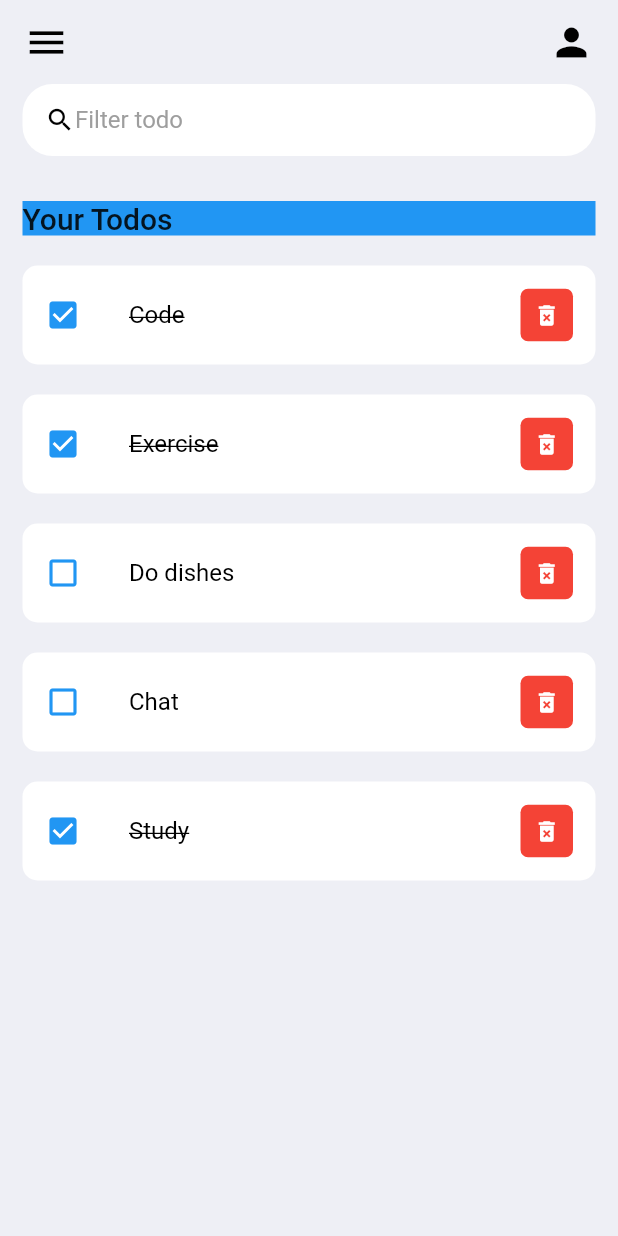
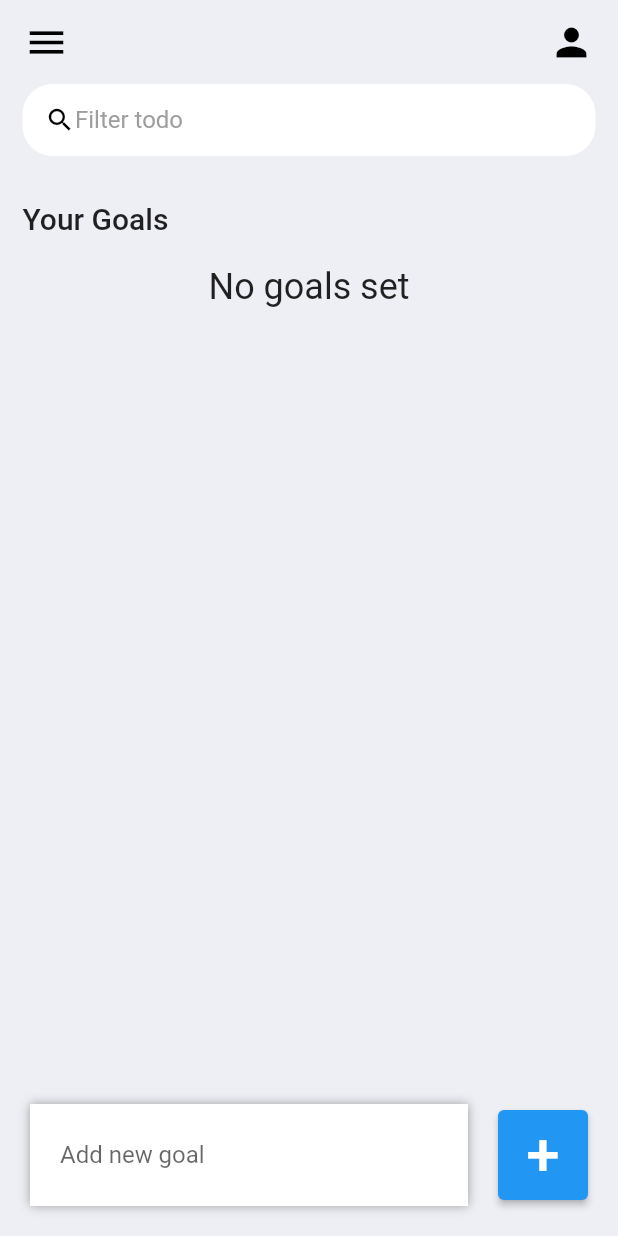
Before and after one commit to danielsumah/flutter-todo, a Flutter app: the screen it shows after launch, on a phone screen of 412 x 824 dp. Run offline on Flutter 3.47's test engine with Material 2 defaults, Android fonts, the phone set to English and light mode, and no system bars.

Commit message:
todo functionalities created

```diff
--- a/lib/model/todo.dart
+++ b/lib/model/todo.dart
@@ -1,23 +1,11 @@
 class Todo {
-  int id;
+  String id;
   String task;
   bool completed;
 
   Todo({required this.id, required this.task, this.completed = false});
 
   static List<Todo> listTodo() {
-    return [
-      Todo(id: 1, task: 'Code', completed: true),
-      Todo(id: 2, task: 'Exercise', completed: true),
-      Todo(
-        id: 3,
-        task: 'Do dishes',
-      ),
-      Todo(
-        id: 4,
-        task: 'Chat',
-      ),
-      Todo(id: 5, task: 'Study', completed: true),
-    ];
+    return [];
   }
 }
--- a/lib/screens/home.dart
+++ b/lib/screens/home.dart
@@ -3,43 +3,69 @@ import 'package:todo/constants/colors.dart';
 import 'package:todo/model/todo.dart';
 import 'package:todo/widgets/todo-item.dart';
 
-class Home extends StatelessWidget {
+class Home extends StatefulWidget {
   Home({Key? key}) : super(key: key);
 
+  @override
+  State<Home> createState() => _HomeState();
+}
+
+class _HomeState extends State<Home> {
   final todoList = Todo.listTodo();
+  List<Todo> _filteredTodo = [];
+  final _todoController = TextEditingController();
+
+  @override
+  void initState() {
+    super.initState();
+
+    _filteredTodo = todoList;
+  }
 
   @override
   Widget build(BuildContext context) {
     return Scaffold(
       appBar: _buildAppBar(),
       backgroundColor: myBg,
-      body: Container(
+      body: Stack(
+        children: [
+          Container(
             padding: const EdgeInsets.symmetric(
               horizontal: 15,
             ),
             child: Column(
               children: [
-            const SearchBox(),
+                searchBox(),
                 Expanded(
                   child: ListView(
                     children: [
                       Container(
-                    color: myBlue,
                         margin: const EdgeInsets.only(
                           top: 30,
                           bottom: 20,
                         ),
                         child: const Text(
-                      'Your Todos',
+                          'Your Goals',
                           style: TextStyle(
                             fontSize: 20,
                             fontWeight: FontWeight.w500,
                           ),
                         ),
                       ),
-                  for (Todo todo in todoList)
+                      if (_filteredTodo.isEmpty)
+                        const Center(
+                            child: Text(
+                          'No goals set',
+                          style: TextStyle(
+                            fontSize: 24,
+                          ),
+                        ))
+                      else
+                        for (Todo todo in _filteredTodo.reversed)
                           TodoItem(
                             todo: todo,
+                            changeTodoStatus: _handleTodoChange,
+                            deleteTodo: _handleTodoDelete,
                           ),
                     ],
                   ),
@@ -47,7 +73,108 @@ class Home extends StatelessWidget {
               ],
             ),
           ),
+          Align(
+            alignment: Alignment.bottomCenter,
+            child: Row(
+              children: [
+                Expanded(
+                  child: Container(
+                    padding: const EdgeInsets.symmetric(
+                      horizontal: 20,
+                      vertical: 10,
+                    ),
+                    margin: const EdgeInsets.only(
+                      bottom: 20,
+                      right: 20,
+                      left: 20,
+                    ),
+                    decoration:
+                        const BoxDecoration(color: Colors.white, boxShadow: [
+                      BoxShadow(
+                        color: Colors.grey,
+                        offset: Offset(0, 0),
+                        blurRadius: 5.0,
+                        spreadRadius: 0.0,
+                      ),
+                    ]),
+                    child: TextField(
+                      controller: _todoController,
+                      decoration: const InputDecoration(
+                        hintText: 'Add new goal',
+                        border: InputBorder.none,
+                      ),
+                    ),
+                  ),
+                ),
+                Container(
+                  margin: const EdgeInsets.only(
+                    bottom: 20,
+                    right: 20,
+                  ),
+                  child: ElevatedButton(
+                    onPressed: () {
+                      _addToDo(_todoController.text);
+                    },
+                    style: ElevatedButton.styleFrom(
+                      minimumSize: const Size(
+                        60,
+                        60,
+                      ),
+                    ),
+                    child: const Text(
+                      '+',
+                      style: TextStyle(
+                        fontSize: 40,
+                      ),
+                    ),
+                  ),
+                )
+              ],
+            ),
+          )
+        ],
+      ),
     );
+  }
+
+  void _handleTodoChange(Todo todo) {
+    setState(() {
+      todo.completed = !todo.completed;
+    });
+  }
+
+  void _handleTodoDelete(Todo todo) {
+    setState(() {
+      todoList.removeWhere((element) => element.id == todo.id);
+    });
+  }
+
+  void _addToDo(String task) {
+    setState(() {
+      todoList.add(
+        Todo(
+          id: DateTime.now().millisecondsSinceEpoch.toString(),
+          task: task,
+        ),
+      );
+      _todoController.clear();
+    });
+  }
+
+  void _filterTodo(String query) {
+    List<Todo> result = [];
+    if (query.isEmpty) {
+      result = todoList;
+    } else {
+      result = todoList
+          .where((element) =>
+              element.task.toLowerCase().contains(query.toLowerCase()))
+          .toList();
+    }
+
+    setState(() {
+      _filteredTodo = result;
+    });
   }
 
   AppBar _buildAppBar() {
@@ -71,15 +198,8 @@ class Home extends StatelessWidget {
       ),
     );
   }
-}
 
-class SearchBox extends StatelessWidget {
-  const SearchBox({
-    super.key,
-  });
-
-  @override
-  Widget build(BuildContext context) {
+  Widget searchBox() {
     return Container(
       padding: const EdgeInsets.symmetric(
         horizontal: 15,
@@ -88,8 +208,9 @@ class SearchBox extends StatelessWidget {
         color: Colors.white,
         borderRadius: BorderRadius.circular(20),
       ),
-      child: const TextField(
-        decoration: InputDecoration(
+      child: TextField(
+        onChanged: (value) => _filterTodo(value),
+        decoration: const InputDecoration(
           contentPadding: EdgeInsets.all(0),
           prefixIcon: Icon(
             Icons.search,
--- a/lib/widgets/todo-item.dart
+++ b/lib/widgets/todo-item.dart
@@ -4,8 +4,15 @@ import 'package:todo/model/todo.dart';
 
 class TodoItem extends StatelessWidget {
   final Todo todo;
+  final changeTodoStatus;
+  final deleteTodo;
 
-  const TodoItem({super.key, required this.todo});
+  const TodoItem({
+    super.key,
+    required this.todo,
+    required this.changeTodoStatus,
+    required this.deleteTodo,
+  });
 
   @override
   Widget build(BuildContext context) {
@@ -17,7 +24,7 @@ class TodoItem extends StatelessWidget {
           vertical: 5,
         ),
         onTap: () {
-          print('list item clicked');
+          changeTodoStatus(todo);
         },
         shape: RoundedRectangleBorder(
           borderRadius: BorderRadius.circular(10),
@@ -47,7 +54,7 @@ class TodoItem extends StatelessWidget {
             color: Colors.white,
             iconSize: 18,
             onPressed: () {
-              print('delete icon pressed');
+              deleteTodo(todo);
             },
           ),
         ),
```
Lines whose indentation alone changed are shown as unchanged.
